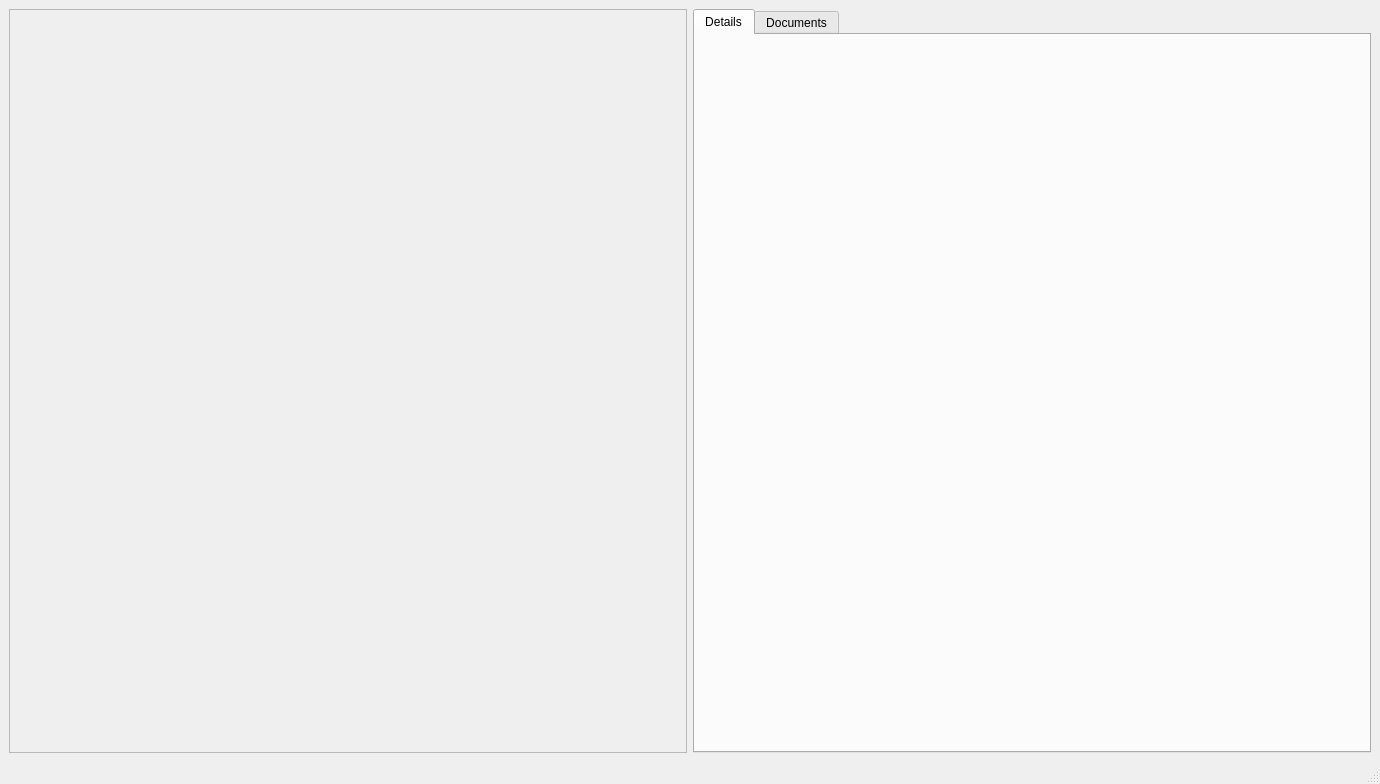
Old version of the form raw_gui.ui in the repository Ctgoyette/lab-inventory-application.
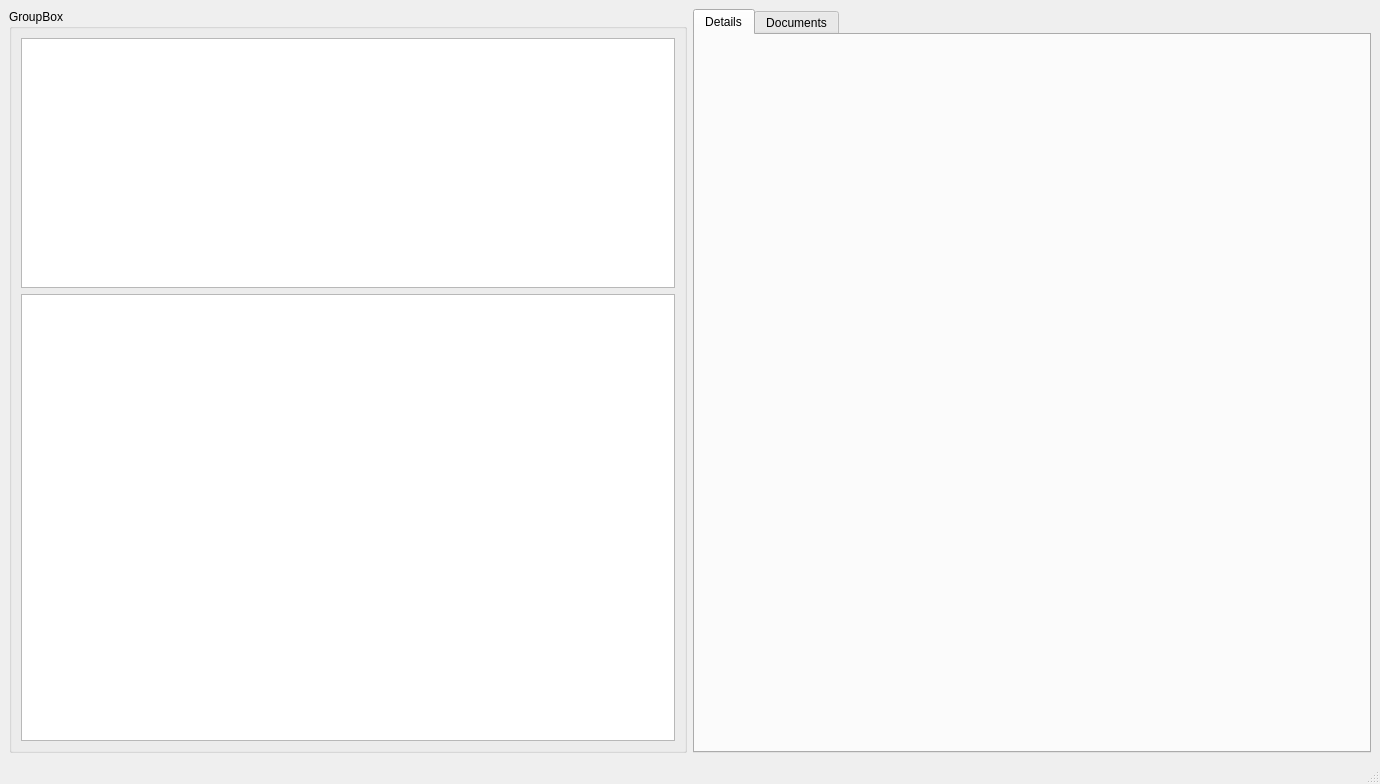
New version of the form.

Commit message: Added ability to get contents categories

Diff of the .ui file:
```diff
--- a/raw_gui.ui
+++ b/raw_gui.ui
@@ -16,20 +16,25 @@
   <widget class="QWidget" name="centralwidget">
    <layout class="QHBoxLayout" name="horizontalLayout">
     <item>
-     <widget class="QScrollArea" name="scrollArea">
-      <property name="widgetResizable">
-       <bool>true</bool>
+     <widget class="QGroupBox" name="list_groupbox">
+      <property name="title">
+       <string>GroupBox</string>
       </property>
-      <widget class="QWidget" name="scrollAreaWidgetContents">
-       <property name="geometry">
-        <rect>
-         <x>0</x>
-         <y>0</y>
-         <width>674</width>
-         <height>709</height>
-        </rect>
-       </property>
-      </widget>
+      <layout class="QVBoxLayout" name="verticalLayout">
+       <item>
+        <widget class="QListView" name="categories_list">
+         <property name="maximumSize">
+          <size>
+           <width>16777215</width>
+           <height>250</height>
+          </size>
+         </property>
+        </widget>
+       </item>
+       <item>
+        <widget class="QListWidget" name="item_list"/>
+       </item>
+      </layout>
      </widget>
     </item>
     <item>
```
The commit also changes 4 other files.
